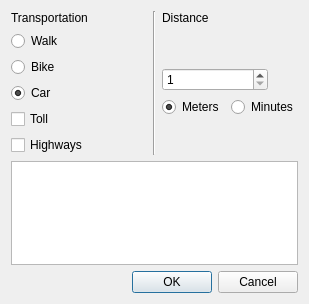
Old version of the form skobbler_rr_dialog_base.ui in the repository adamczi/Skobbler-API.
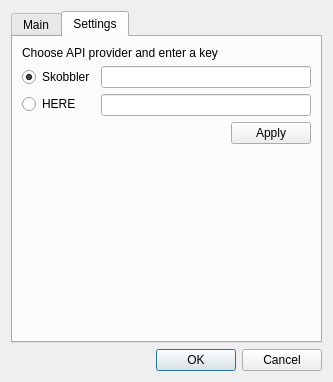
New version of the form.

Commit message: +here, name

What changed in the file:
```diff
--- a/skobbler_rr_dialog_base.ui
+++ b/skobbler_rr_dialog_base.ui
@@ -6,14 +6,37 @@
    <rect>
     <x>0</x>
     <y>0</y>
-    <width>309</width>
-    <height>304</height>
+    <width>333</width>
+    <height>382</height>
    </rect>
   </property>
   <property name="windowTitle">
    <string>Skobbler API</string>
   </property>
   <layout class="QGridLayout" name="gridLayout">
+   <item row="1" column="0">
+    <widget class="QDialogButtonBox" name="button_box">
+     <property name="toolTip">
+      <string>&lt;html&gt;&lt;head/&gt;&lt;body&gt;&lt;p&gt;Get new shapefile&lt;/p&gt;&lt;/body&gt;&lt;/html&gt;</string>
+     </property>
+     <property name="orientation">
+      <enum>Qt::Horizontal</enum>
+     </property>
+     <property name="standardButtons">
+      <set>QDialogButtonBox::Cancel|QDialogButtonBox::Ok</set>
+     </property>
+    </widget>
+   </item>
+   <item row="0" column="0">
+    <widget class="QTabWidget" name="tabWidget">
+     <property name="currentIndex">
+      <number>1</number>
+     </property>
+     <widget class="QWidget" name="tab">
+      <attribute name="title">
+       <string>Main</string>
+      </attribute>
+      <layout class="QGridLayout" name="gridLayout_3">
    <item row="0" column="0">
     <layout class="QHBoxLayout" name="horizontalLayout">
      <item>
@@ -206,21 +229,102 @@
      </item>
     </layout>
    </item>
-   <item row="2" column="0">
-    <widget class="QDialogButtonBox" name="button_box">
-     <property name="toolTip">
-      <string>&lt;html&gt;&lt;head/&gt;&lt;body&gt;&lt;p&gt;Get new shapefile&lt;/p&gt;&lt;/body&gt;&lt;/html&gt;</string>
-     </property>
-     <property name="orientation">
-      <enum>Qt::Horizontal</enum>
-     </property>
-     <property name="standardButtons">
-      <set>QDialogButtonBox::Cancel|QDialogButtonBox::Ok</set>
-     </property>
-    </widget>
-   </item>
    <item row="1" column="0">
     <widget class="QTextBrowser" name="textBrowser"/>
+       </item>
+      </layout>
+     </widget>
+     <widget class="QWidget" name="tab_2">
+      <attribute name="title">
+       <string>Settings</string>
+      </attribute>
+      <layout class="QGridLayout" name="gridLayout_2">
+       <item row="0" column="0">
+        <layout class="QVBoxLayout" name="verticalLayout_6">
+         <item>
+          <widget class="QLabel" name="label_3">
+           <property name="text">
+            <string>Choose API provider and enter a key</string>
+           </property>
+          </widget>
+         </item>
+         <item>
+          <layout class="QHBoxLayout" name="horizontalLayout_4">
+           <item>
+            <layout class="QVBoxLayout" name="verticalLayout_4">
+             <item>
+              <widget class="QRadioButton" name="radioButton">
+               <property name="text">
+                <string>Skobbler</string>
+               </property>
+               <property name="checked">
+                <bool>true</bool>
+               </property>
+              </widget>
+             </item>
+             <item>
+              <widget class="QRadioButton" name="radioButton_6">
+               <property name="text">
+                <string>HERE</string>
+               </property>
+              </widget>
+             </item>
+            </layout>
+           </item>
+           <item>
+            <layout class="QVBoxLayout" name="verticalLayout_5">
+             <item>
+              <widget class="QLineEdit" name="lineEdit"/>
+             </item>
+             <item>
+              <widget class="QLineEdit" name="lineEdit_2"/>
+             </item>
+            </layout>
+           </item>
+          </layout>
+         </item>
+         <item>
+          <layout class="QHBoxLayout" name="horizontalLayout_5">
+           <item>
+            <spacer name="horizontalSpacer_2">
+             <property name="orientation">
+              <enum>Qt::Horizontal</enum>
+             </property>
+             <property name="sizeHint" stdset="0">
+              <size>
+               <width>40</width>
+               <height>20</height>
+              </size>
+             </property>
+            </spacer>
+           </item>
+           <item>
+            <widget class="QPushButton" name="pushButton">
+             <property name="text">
+              <string>Apply</string>
+             </property>
+            </widget>
+           </item>
+          </layout>
+         </item>
+         <item>
+          <spacer name="verticalSpacer_4">
+           <property name="orientation">
+            <enum>Qt::Vertical</enum>
+           </property>
+           <property name="sizeHint" stdset="0">
+            <size>
+             <width>20</width>
+             <height>40</height>
+            </size>
+           </property>
+          </spacer>
+         </item>
+        </layout>
+       </item>
+      </layout>
+     </widget>
+    </widget>
    </item>
   </layout>
  </widget>
```
Left out of the diff: 28 changed lines with no effect on the pictures. Lines whose indentation alone changed are shown as unchanged. The commit also changes 8 other files.
